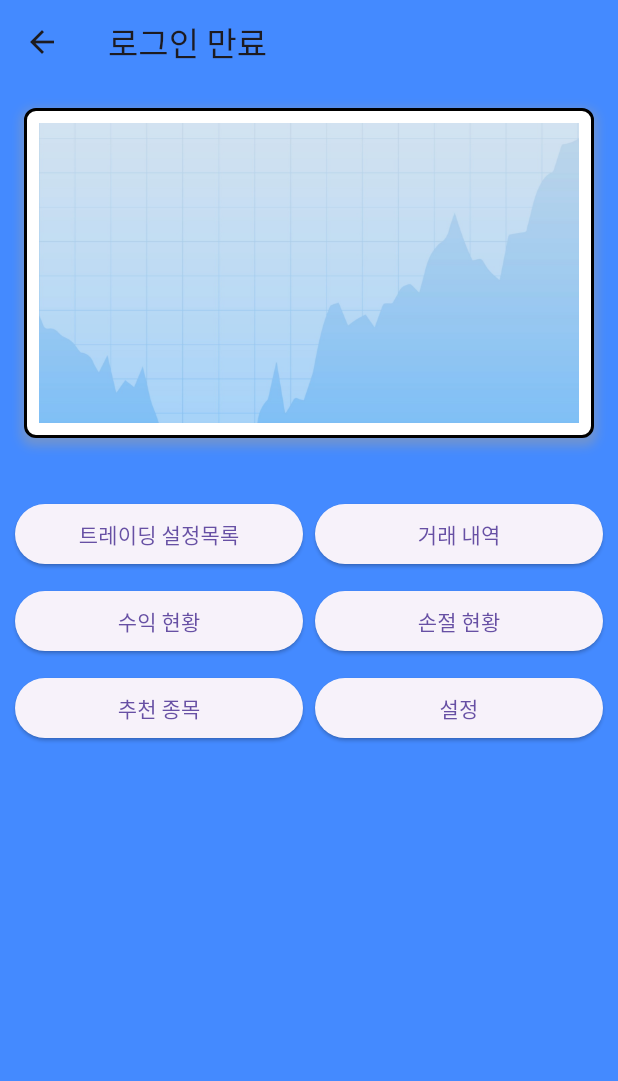
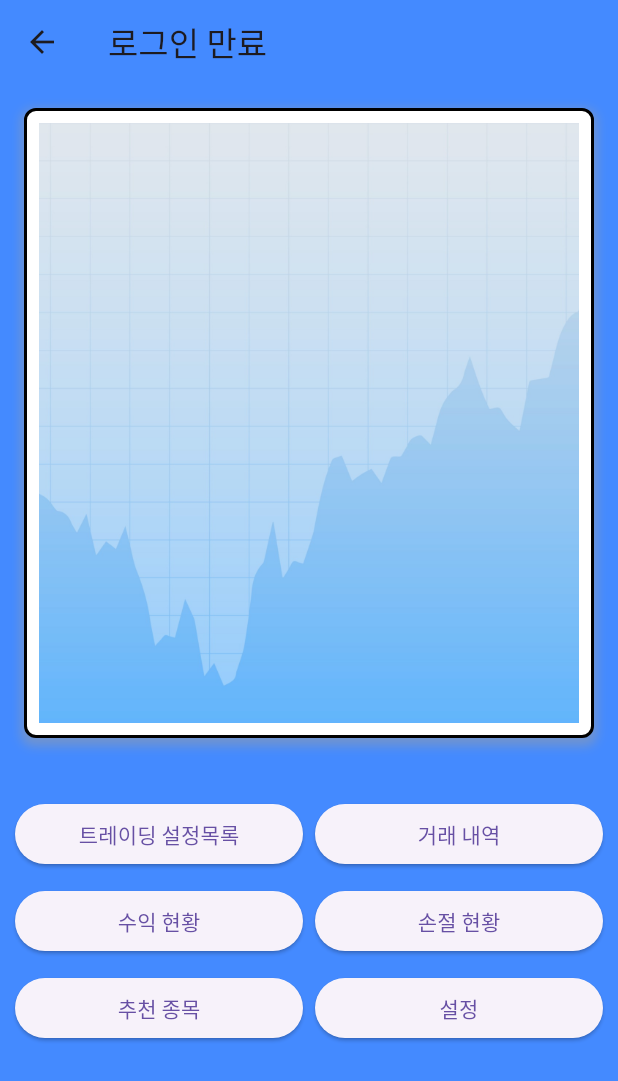
Before and after one commit to ywydpapa/mtpond, a Flutter app: the HomeScreen screen opened directly, on a phone screen of 412 x 824 dp. Shown: the top 1081 px of the screen. Run offline on Flutter 3.47's test engine with Material 3 defaults, Android fonts, the phone set to English and light mode, and no system bars.

Commit message:
이미지 크기 조절

```diff
--- a/lib/main.dart
+++ b/lib/main.dart
@@ -231,7 +231,7 @@ class HomeScreen extends StatelessWidget {
                     child: Image.asset(
                       'assets/default.png',
                       width: double.infinity,
-                      height: 200,
+                      height: 400,
                       fit: BoxFit.cover,
                     ),
                   ),
```
